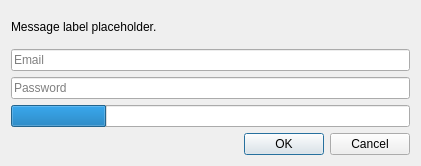
The window that launcher/ui/dialogs/ElybyLoginDialog.ui (FreesmTeam/FreesmLauncher) describes before a commit, drawn with Qt 5.
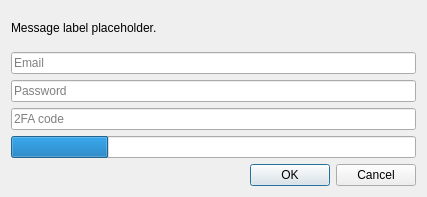
The same window after the commit.

Commit message: feat(login): implement 2FA support for Ely.by

Diff of the .ui file:
```diff
--- a/launcher/ui/dialogs/ElybyLoginDialog.ui
+++ b/launcher/ui/dialogs/ElybyLoginDialog.ui
@@ -6,8 +6,8 @@
    <rect>
     <x>0</x>
     <y>0</y>
-    <width>421</width>
-    <height>166</height>
+    <width>427</width>
+    <height>197</height>
    </rect>
   </property>
   <property name="sizePolicy">
@@ -50,6 +50,25 @@
      </property>
     </widget>
    </item>
+   <item>
+    <widget class="QLineEdit" name="twoFactorAuthTextBox">
+     <property name="enabled">
+      <bool>true</bool>
+     </property>
+     <property name="sizePolicy">
+      <sizepolicy hsizetype="Expanding" vsizetype="Fixed">
+       <horstretch>0</horstretch>
+       <verstretch>0</verstretch>
+      </sizepolicy>
+     </property>
+     <property name="text">
+      <string/>
+     </property>
+     <property name="placeholderText">
+      <string>2FA code</string>
+     </property>
+    </widget>
+   </item>
    <item>
     <widget class="QProgressBar" name="progressBar">
      <property name="value">
```
The commit also changes 2 other files.
